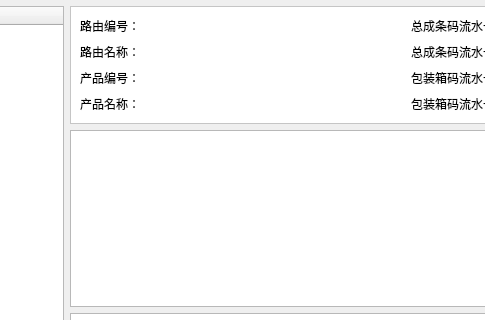
radtek/PCS, file 2 Code/PCS/XYPCS/PCS.ProductCraft/WidgetCraftRouteDesign.ui: the form before one commit; both pictures show x 142 to 627 and y 0 to 320 of the 848 by 678 pixel window.
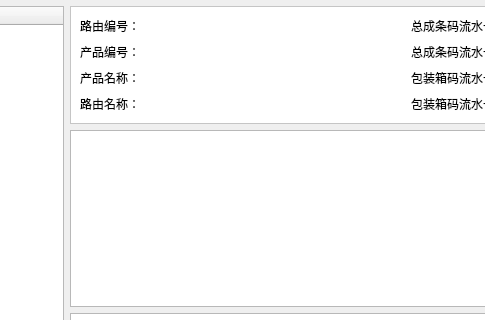
The form after the commit.

Commit message: 需求编号： 修改说明：

Diff of the .ui file:
```diff
--- a/2 Code/PCS/XYPCS/PCS.ProductCraft/WidgetCraftRouteDesign.ui
+++ b/2 Code/PCS/XYPCS/PCS.ProductCraft/WidgetCraftRouteDesign.ui
@@ -55,8 +55,22 @@
         <enum>QFrame::Raised</enum>
        </property>
        <layout class="QGridLayout" name="gridLayout" columnstretch="0,2,0,1">
-        <item row="0" column="0">
-         <widget class="QLabel" name="label_1">
+        <item row="3" column="3">
+         <widget class="QLabel" name="labelPackSerialInit">
+          <property name="text">
+           <string/>
+          </property>
+         </widget>
+        </item>
+        <item row="2" column="3">
+         <widget class="QLabel" name="labelPackSerialRule">
+          <property name="text">
+           <string/>
+          </property>
+         </widget>
+        </item>
+        <item row="3" column="2">
+         <widget class="QLabel" name="label_8">
           <property name="minimumSize">
            <size>
             <width>0</width>
@@ -64,7 +78,7 @@
            </size>
           </property>
           <property name="text">
-           <string>路由编号：</string>
+           <string>包装箱码流水号起始值：</string>
           </property>
          </widget>
         </item>
@@ -81,6 +95,20 @@
           </property>
          </widget>
         </item>
+        <item row="1" column="3">
+         <widget class="QLabel" name="labelAssySerialInit">
+          <property name="text">
+           <string/>
+          </property>
+         </widget>
+        </item>
+        <item row="0" column="3">
+         <widget class="QLabel" name="labelAssySerialRule">
+          <property name="text">
+           <string/>
+          </property>
+         </widget>
+        </item>
         <item row="0" column="1">
          <widget class="QLabel" name="labelCraftID">
           <property name="text">
@@ -88,45 +116,6 @@
           </property>
          </widget>
         </item>
-        <item row="3" column="0">
-         <widget class="QLabel" name="label_4">
-          <property name="minimumSize">
-           <size>
-            <width>0</width>
-            <height>20</height>
-           </size>
-          </property>
-          <property name="text">
-           <string>产品名称：</string>
-          </property>
-         </widget>
-        </item>
-        <item row="1" column="0">
-         <widget class="QLabel" name="label_2">
-          <property name="minimumSize">
-           <size>
-            <width>0</width>
-            <height>20</height>
-           </size>
-          </property>
-          <property name="text">
-           <string>路由名称：</string>
-          </property>
-         </widget>
-        </item>
-        <item row="2" column="0">
-         <widget class="QLabel" name="label_3">
-          <property name="minimumSize">
-           <size>
-            <width>0</width>
-            <height>20</height>
-           </size>
-          </property>
-          <property name="text">
-           <string>产品编号：</string>
-          </property>
-         </widget>
-        </item>
         <item row="2" column="2">
          <widget class="QLabel" name="label_7">
           <property name="minimumSize">
@@ -140,6 +129,19 @@
           </property>
          </widget>
         </item>
+        <item row="0" column="0">
+         <widget class="QLabel" name="label_1">
+          <property name="minimumSize">
+           <size>
+            <width>0</width>
+            <height>20</height>
+           </size>
+          </property>
+          <property name="text">
+           <string>路由编号：</string>
+          </property>
+         </widget>
+        </item>
         <item row="1" column="2">
          <widget class="QLabel" name="label_6">
           <property name="minimumSize">
@@ -153,65 +155,63 @@
           </property>
          </widget>
         </item>
-        <item row="3" column="2">
-         <widget class="QLabel" name="label_8">
-          <property name="minimumSize">
-           <size>
-            <width>0</width>
-            <height>20</height>
-           </size>
-          </property>
-          <property name="text">
-           <string>包装箱码流水号起始值：</string>
-          </property>
-         </widget>
-        </item>
         <item row="1" column="1">
-         <widget class="QLabel" name="labelCraftName">
-          <property name="text">
-           <string/>
-          </property>
-         </widget>
-        </item>
-        <item row="2" column="1">
          <widget class="QLabel" name="labelProductID">
           <property name="text">
            <string/>
           </property>
          </widget>
         </item>
-        <item row="3" column="1">
+        <item row="1" column="0">
+         <widget class="QLabel" name="label_3">
+          <property name="minimumSize">
+           <size>
+            <width>0</width>
+            <height>20</height>
+           </size>
+          </property>
+          <property name="text">
+           <string>产品编号：</string>
+          </property>
+         </widget>
+        </item>
+        <item row="2" column="0">
+         <widget class="QLabel" name="label_4">
+          <property name="minimumSize">
+           <size>
+            <width>0</width>
+            <height>20</height>
+           </size>
+          </property>
+          <property name="text">
+           <string>产品名称：</string>
+          </property>
+         </widget>
+        </item>
+        <item row="2" column="1">
          <widget class="QLabel" name="labelProductName">
           <property name="text">
            <string/>
           </property>
          </widget>
         </item>
-        <item row="0" column="3">
-         <widget class="QLabel" name="labelAssySerialRule">
+        <item row="3" column="1">
+         <widget class="QLabel" name="labelCraftName">
           <property name="text">
            <string/>
           </property>
          </widget>
         </item>
-        <item row="1" column="3">
-         <widget class="QLabel" name="labelAssySerialInit">
-          <property name="text">
-           <string/>
+        <item row="3" column="0">
+         <widget class="QLabel" name="label_2">
+          <property name="minimumSize">
+           <size>
+            <width>0</width>
+            <height>20</height>
+           </size>
           </property>
-         </widget>
-        </item>
-        <item row="2" column="3">
-         <widget class="QLabel" name="labelPackSerialRule">
           <property name="text">
-           <string/>
-          </property>
-         </widget>
-        </item>
-        <item row="3" column="3">
-         <widget class="QLabel" name="labelPackSerialInit">
-          <property name="text">
-           <string/>
+           <string>路由名称：</string>
           </property>
          </widget>
         </item>
```
The commit also changes 13 other files.
